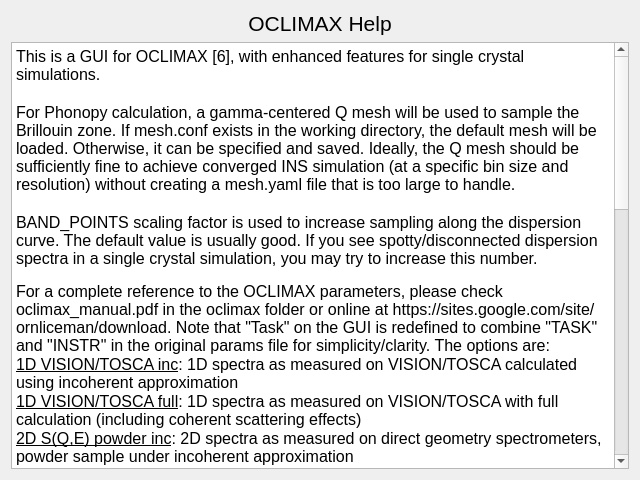
neutrons/inspired, file src/inspired/gui/help_oclimax.ui: the form before one commit.
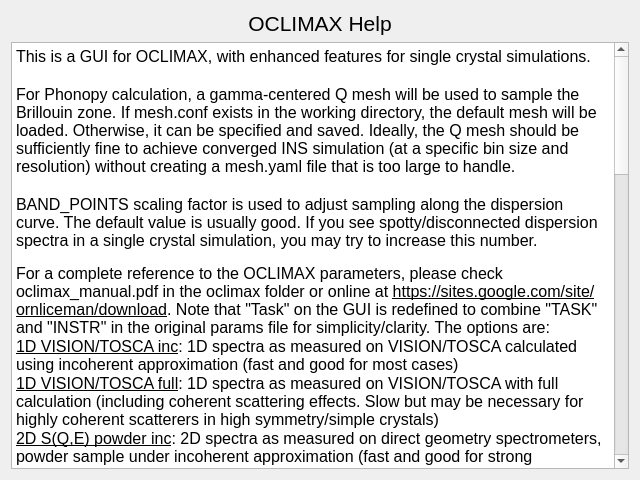
The form after the commit.

The edit to the form file:
```diff
--- a/src/inspired/gui/help_oclimax.ui
+++ b/src/inspired/gui/help_oclimax.ui
@@ -31,20 +31,20 @@
 li.unchecked::marker { content: &quot;\2610&quot;; }
 li.checked::marker { content: &quot;\2612&quot;; }
 &lt;/style&gt;&lt;/head&gt;&lt;body style=&quot; font-family:'Segoe UI'; font-size:9pt; font-weight:400; font-style:normal;&quot;&gt;
-&lt;p style=&quot; margin-top:0px; margin-bottom:0px; margin-left:0px; margin-right:0px; -qt-block-indent:0; text-indent:0px;&quot;&gt;&lt;span style=&quot; font-size:12pt;&quot;&gt;This is a GUI for OCLIMAX [6], with enhanced features for single crystal simulations.&lt;/span&gt;&lt;/p&gt;
+&lt;p style=&quot; margin-top:0px; margin-bottom:0px; margin-left:0px; margin-right:0px; -qt-block-indent:0; text-indent:0px;&quot;&gt;&lt;span style=&quot; font-size:12pt;&quot;&gt;This is a GUI for OCLIMAX, with enhanced features for single crystal simulations.&lt;/span&gt;&lt;/p&gt;
 &lt;p style=&quot;-qt-paragraph-type:empty; margin-top:0px; margin-bottom:0px; margin-left:0px; margin-right:0px; -qt-block-indent:0; text-indent:0px; font-size:12pt;&quot;&gt;&lt;br /&gt;&lt;/p&gt;
 &lt;p style=&quot; margin-top:0px; margin-bottom:0px; margin-left:0px; margin-right:0px; -qt-block-indent:0; text-indent:0px;&quot;&gt;&lt;span style=&quot; font-size:12pt;&quot;&gt;For Phonopy calculation, a gamma-centered Q mesh will be used to sample the Brillouin zone. If mesh.conf exists in the working directory, the default mesh will be loaded. Otherwise, it can be specified and saved. Ideally, the Q mesh should be sufficiently fine to achieve converged INS simulation (at a specific bin size and resolution) without creating a mesh.yaml file that is too large to handle.&lt;/span&gt;&lt;/p&gt;
 &lt;p style=&quot;-qt-paragraph-type:empty; margin-top:0px; margin-bottom:0px; margin-left:0px; margin-right:0px; -qt-block-indent:0; text-indent:0px; font-size:12pt;&quot;&gt;&lt;br /&gt;&lt;/p&gt;
-&lt;p style=&quot; margin-top:0px; margin-bottom:0px; margin-left:0px; margin-right:0px; -qt-block-indent:0; text-indent:0px;&quot;&gt;&lt;span style=&quot; font-size:12pt;&quot;&gt;BAND_POINTS scaling factor is used to increase sampling along the dispersion curve. The default value is usually good. If you see spotty/disconnected dispersion spectra in a single crystal simulation, you may try to increase this number.&lt;/span&gt;&lt;/p&gt;
+&lt;p style=&quot; margin-top:0px; margin-bottom:0px; margin-left:0px; margin-right:0px; -qt-block-indent:0; text-indent:0px;&quot;&gt;&lt;span style=&quot; font-size:12pt;&quot;&gt;BAND_POINTS scaling factor is used to adjust sampling along the dispersion curve. The default value is usually good. If you see spotty/disconnected dispersion spectra in a single crystal simulation, you may try to increase this number.&lt;/span&gt;&lt;/p&gt;
 &lt;p style=&quot;-qt-paragraph-type:empty; margin-top:0px; margin-bottom:0px; margin-left:0px; margin-right:0px; -qt-block-indent:0; text-indent:0px;&quot;&gt;&lt;br /&gt;&lt;/p&gt;
-&lt;p style=&quot; margin-top:0px; margin-bottom:0px; margin-left:0px; margin-right:0px; -qt-block-indent:0; text-indent:0px;&quot;&gt;&lt;span style=&quot; font-size:12pt;&quot;&gt;For a complete reference to the OCLIMAX parameters, please check oclimax_manual.pdf in the oclimax folder or online at https://sites.google.com/site/ornliceman/download. Note that &amp;quot;Task&amp;quot; on the GUI is redefined to combine &amp;quot;TASK&amp;quot; and &amp;quot;INSTR&amp;quot; in the original params file for simplicity/clarity. The options are:&lt;/span&gt;&lt;/p&gt;
-&lt;p style=&quot; margin-top:0px; margin-bottom:0px; margin-left:0px; margin-right:0px; -qt-block-indent:0; text-indent:0px;&quot;&gt;&lt;span style=&quot; font-size:12pt; text-decoration: underline;&quot;&gt;1D VISION/TOSCA inc&lt;/span&gt;&lt;span style=&quot; font-size:12pt;&quot;&gt;: 1D spectra as measured on VISION/TOSCA calculated using incoherent approximation&lt;/span&gt;&lt;/p&gt;
-&lt;p style=&quot; margin-top:0px; margin-bottom:0px; margin-left:0px; margin-right:0px; -qt-block-indent:0; text-indent:0px;&quot;&gt;&lt;span style=&quot; font-size:12pt; text-decoration: underline;&quot;&gt;1D VISION/TOSCA full&lt;/span&gt;&lt;span style=&quot; font-size:12pt;&quot;&gt;: 1D spectra as measured on VISION/TOSCA with full calculation (including coherent scattering effects)&lt;/span&gt;&lt;/p&gt;
-&lt;p style=&quot; margin-top:0px; margin-bottom:0px; margin-left:0px; margin-right:0px; -qt-block-indent:0; text-indent:0px;&quot;&gt;&lt;span style=&quot; font-size:12pt; text-decoration: underline;&quot;&gt;2D S(Q,E) powder inc&lt;/span&gt;&lt;span style=&quot; font-size:12pt;&quot;&gt;: 2D spectra as measured on direct geometry spectrometers, powder sample under incoherent approximation&lt;/span&gt;&lt;/p&gt;
-&lt;p style=&quot; margin-top:0px; margin-bottom:0px; margin-left:0px; margin-right:0px; -qt-block-indent:0; text-indent:0px;&quot;&gt;&lt;span style=&quot; font-size:12pt; text-decoration: underline;&quot;&gt;2D S(Q,E) powder full&lt;/span&gt;&lt;span style=&quot; font-size:12pt;&quot;&gt;: 2D spectra as measured on direct geometry spectrometers, powder sample with full calculation (including coherent scattering effects)&lt;/span&gt;&lt;/p&gt;
+&lt;p style=&quot; margin-top:0px; margin-bottom:0px; margin-left:0px; margin-right:0px; -qt-block-indent:0; text-indent:0px;&quot;&gt;&lt;span style=&quot; font-size:12pt;&quot;&gt;For a complete reference to the OCLIMAX parameters, please check oclimax_manual.pdf in the oclimax folder or online at &lt;/span&gt;&lt;span style=&quot; font-size:12pt; text-decoration: underline;&quot;&gt;https://sites.google.com/site/ornliceman/download&lt;/span&gt;&lt;span style=&quot; font-size:12pt;&quot;&gt;. Note that &amp;quot;Task&amp;quot; on the GUI is redefined to combine &amp;quot;TASK&amp;quot; and &amp;quot;INSTR&amp;quot; in the original params file for simplicity/clarity. The options are:&lt;/span&gt;&lt;/p&gt;
+&lt;p style=&quot; margin-top:0px; margin-bottom:0px; margin-left:0px; margin-right:0px; -qt-block-indent:0; text-indent:0px;&quot;&gt;&lt;span style=&quot; font-size:12pt; text-decoration: underline;&quot;&gt;1D VISION/TOSCA inc&lt;/span&gt;&lt;span style=&quot; font-size:12pt;&quot;&gt;: 1D spectra as measured on VISION/TOSCA calculated using incoherent approximation (fast and good for most cases)&lt;/span&gt;&lt;/p&gt;
+&lt;p style=&quot; margin-top:0px; margin-bottom:0px; margin-left:0px; margin-right:0px; -qt-block-indent:0; text-indent:0px;&quot;&gt;&lt;span style=&quot; font-size:12pt; text-decoration: underline;&quot;&gt;1D VISION/TOSCA full&lt;/span&gt;&lt;span style=&quot; font-size:12pt;&quot;&gt;: 1D spectra as measured on VISION/TOSCA with full calculation (including coherent scattering effects. Slow but may be necessary for highly coherent scatterers in high symmetry/simple crystals)&lt;/span&gt;&lt;/p&gt;
+&lt;p style=&quot; margin-top:0px; margin-bottom:0px; margin-left:0px; margin-right:0px; -qt-block-indent:0; text-indent:0px;&quot;&gt;&lt;span style=&quot; font-size:12pt; text-decoration: underline;&quot;&gt;2D S(Q,E) powder inc&lt;/span&gt;&lt;span style=&quot; font-size:12pt;&quot;&gt;: 2D spectra as measured on direct geometry spectrometers, powder sample under incoherent approximation (fast and good for strong incoherent scatterers)&lt;/span&gt;&lt;/p&gt;
+&lt;p style=&quot; margin-top:0px; margin-bottom:0px; margin-left:0px; margin-right:0px; -qt-block-indent:0; text-indent:0px;&quot;&gt;&lt;span style=&quot; font-size:12pt; text-decoration: underline;&quot;&gt;2D S(Q,E) powder full&lt;/span&gt;&lt;span style=&quot; font-size:12pt;&quot;&gt;: 2D spectra as measured on direct geometry spectrometers, powder sample with full calculation (including coherent scattering effects. Slow but necessary for coherent scatterers in high symmetry/simple crystals)&lt;/span&gt;&lt;/p&gt;
 &lt;p style=&quot; margin-top:0px; margin-bottom:0px; margin-left:0px; margin-right:0px; -qt-block-indent:0; text-indent:0px;&quot;&gt;&lt;span style=&quot; font-size:12pt; text-decoration: underline;&quot;&gt;2D S(Q,E) single crystal&lt;/span&gt;&lt;span style=&quot; font-size:12pt;&quot;&gt;: 2D [&lt;/span&gt;&lt;span style=&quot; font-size:12pt; font-weight:700;&quot;&gt;Q&lt;/span&gt;&lt;span style=&quot; font-size:12pt;&quot;&gt;,E] spectra as measured on direct geometry spectrometers, single crystal coherent scattering&lt;/span&gt;&lt;/p&gt;
 &lt;p style=&quot; margin-top:0px; margin-bottom:0px; margin-left:0px; margin-right:0px; -qt-block-indent:0; text-indent:0px;&quot;&gt;&lt;span style=&quot; font-size:12pt; text-decoration: underline;&quot;&gt;2D S(Q,Q) single crystal&lt;/span&gt;&lt;span style=&quot; font-size:12pt;&quot;&gt;: 2D [&lt;/span&gt;&lt;span style=&quot; font-size:12pt; font-weight:700;&quot;&gt;Qx&lt;/span&gt;&lt;span style=&quot; font-size:12pt;&quot;&gt;,&lt;/span&gt;&lt;span style=&quot; font-size:12pt; font-weight:700;&quot;&gt;Qy&lt;/span&gt;&lt;span style=&quot; font-size:12pt;&quot;&gt;] spectra as measured on direct geometry spectrometers, single crystal coherent scattering&lt;/span&gt;&lt;/p&gt;
-&lt;p style=&quot; margin-top:0px; margin-bottom:0px; margin-left:0px; margin-right:0px; -qt-block-indent:0; text-indent:0px;&quot;&gt;&lt;span style=&quot; font-size:12pt; text-decoration: underline;&quot;&gt;Others (defined in params file)&lt;/span&gt;&lt;span style=&quot; font-size:12pt;&quot;&gt;: Other less common options can be edited manually in the params file. See oclimax_manual for more information.&lt;/span&gt;&lt;/p&gt;
+&lt;p style=&quot; margin-top:0px; margin-bottom:0px; margin-left:0px; margin-right:0px; -qt-block-indent:0; text-indent:0px;&quot;&gt;&lt;span style=&quot; font-size:12pt; text-decoration: underline;&quot;&gt;Others (defined in params file)&lt;/span&gt;&lt;span style=&quot; font-size:12pt;&quot;&gt;: Other less common options can be edited manually in the params file. See oclimax_manual.pdf for more information.&lt;/span&gt;&lt;/p&gt;
 &lt;p style=&quot;-qt-paragraph-type:empty; margin-top:0px; margin-bottom:0px; margin-left:0px; margin-right:0px; -qt-block-indent:0; text-indent:0px; font-size:12pt;&quot;&gt;&lt;br /&gt;&lt;/p&gt;
 &lt;p style=&quot; margin-top:0px; margin-bottom:0px; margin-left:0px; margin-right:0px; -qt-block-indent:0; text-indent:0px;&quot;&gt;&lt;span style=&quot; font-size:12pt;&quot;&gt;Additional parameters to streamline single crystal simulations are provided on the right panel, which are explained below.&lt;/span&gt;&lt;/p&gt;
 &lt;p style=&quot;-qt-paragraph-type:empty; margin-top:0px; margin-bottom:0px; margin-left:0px; margin-right:0px; -qt-block-indent:0; text-indent:0px; font-size:12pt;&quot;&gt;&lt;br /&gt;&lt;/p&gt;
@@ -52,7 +52,9 @@
 &lt;p style=&quot;-qt-paragraph-type:empty; margin-top:0px; margin-bottom:0px; margin-left:0px; margin-right:0px; -qt-block-indent:0; text-indent:0px; font-size:12pt;&quot;&gt;&lt;br /&gt;&lt;/p&gt;
 &lt;p style=&quot; margin-top:0px; margin-bottom:0px; margin-left:0px; margin-right:0px; -qt-block-indent:0; text-indent:0px;&quot;&gt;&lt;span style=&quot; font-size:12pt;&quot;&gt;x-axis can be Q1, Q2, or Q3, and y-axis can be E for S(Q,E) simulations (5th opition in Task), or any other Q for S(Qx,Qy) simulations (6th option in Task).&lt;/span&gt;&lt;/p&gt;
 &lt;p style=&quot;-qt-paragraph-type:empty; margin-top:0px; margin-bottom:0px; margin-left:0px; margin-right:0px; -qt-block-indent:0; text-indent:0px; font-size:12pt;&quot;&gt;&lt;br /&gt;&lt;/p&gt;
-&lt;p style=&quot; margin-top:0px; margin-bottom:0px; margin-left:0px; margin-right:0px; -qt-block-indent:0; text-indent:0px;&quot;&gt;&lt;span style=&quot; font-size:12pt;&quot;&gt;Q_bin and E_bin should be set according to the Task and x/y-axis. For example, if Q1 is chosen for x-axis, then the three numbers in Q1_bin define x-axis as [Qmin, Qstep, Qmax]. If E is chosen for y-axis, the three numbers in E_bin define y-axis as [Emin, Estep, Emax]. In this case, Q2 and Q3 are not associated with any axis, and they are to be (numerically) integrated over the specified ranges. The integration can also be described by three numbers [Qmin, Qstep, Qmax], where Qmin and Qmax define the range of integration, and Qstep is the sampling interval that determines how many samples should be calculated in this range.  For example, the default values [-0.05, 0.05, 0.05] mean that Q2 and Q3 will be integrated within -0.05 and +0.05, with three sampling slices calculated at -0.05, 0.0, +0.05 each (thus nine samples in total for the combination of Q2 and Q3).&lt;/span&gt;&lt;/p&gt;
+&lt;p style=&quot; margin-top:0px; margin-bottom:0px; margin-left:0px; margin-right:0px; -qt-block-indent:0; text-indent:0px;&quot;&gt;&lt;span style=&quot; font-size:12pt;&quot;&gt;Zone Center is given by three integers in the [Q1, Q2, Q3] space, representing the origin of the plot in the integrated dimension(s). For example, if you are making a plot in E (y-axis) vs Q1 (x-axis), then Q2 and Q3 will be integrated in a range, often around some integers. The zone centers in Q2 and Q3 can then be specified as the integers, and the range of integration will be specified in Qbin accordingly (see below). In this case, Q1 can be set as 0 because it is in the x-axis and the range is specified by Qmin and Qmax, but the origin of the x-axis can also be shifted if you choose a nonzero Q1).&lt;/span&gt;&lt;/p&gt;
+&lt;p style=&quot;-qt-paragraph-type:empty; margin-top:0px; margin-bottom:0px; margin-left:0px; margin-right:0px; -qt-block-indent:0; text-indent:0px; font-size:12pt;&quot;&gt;&lt;br /&gt;&lt;/p&gt;
+&lt;p style=&quot; margin-top:0px; margin-bottom:0px; margin-left:0px; margin-right:0px; -qt-block-indent:0; text-indent:0px;&quot;&gt;&lt;span style=&quot; font-size:12pt;&quot;&gt;Q_bin and E_bin should be set according to the Task and x/y-axis. For example, if Q1 is chosen for x-axis, then the three numbers in Q1_bin define x-axis as [Qmin, Qstep, Qmax]. If E is chosen for y-axis, the three numbers in E_bin define y-axis as [Emin, Estep, Emax]. In this case, Q2 and Q3 are not associated with any axis, and they are to be (numerically) integrated over the specified ranges. Here the integration is also described by three numbers [Qmin, Qstep, Qmax], where Qmin and Qmax define the range of integration, and Qstep is the sampling interval that determines how many samples should be calculated in this range.  For example, the default values [-0.05, 0.05, 0.05] mean that Q2 and Q3 will be integrated within -0.05 and +0.05 around the zone center, with three sampling slices calculated at -0.05, 0.0, +0.05 each (thus nine samples in total for the combination of Q2 and Q3). If the integration range is set to be [0,0,0], then no integration will be performed, and a single slice cutting the zone center will be calculated. Note that the zone center is specified in &amp;quot;Zone Center&amp;quot;. It is always preferred to have the Qbin for integration set around zero or within the BZ (i.e., as [-x, step, x] or [0.5-x, step, 0.5+x]), with the integer offset specified in Zone Center. However, it is also possible to set the zone center to be zero, and set the range of integration as [center-x, step, center+x].&lt;/span&gt;&lt;/p&gt;
 &lt;p style=&quot;-qt-paragraph-type:empty; margin-top:0px; margin-bottom:0px; margin-left:0px; margin-right:0px; -qt-block-indent:0; text-indent:0px; font-size:12pt;&quot;&gt;&lt;br /&gt;&lt;/p&gt;
 &lt;p style=&quot; margin-top:0px; margin-bottom:0px; margin-left:0px; margin-right:0px; -qt-block-indent:0; text-indent:0px;&quot;&gt;&lt;span style=&quot; font-size:12pt;&quot;&gt;Parameters can be either edited in the GUI, or loaded from a *.params file. The modified parameters in the GUI should be saved to a *.params file to take effect. This GUI only provides access to the most commonly used parameters. Additional parameters not in the GUI will have to be changed directly in the *.params file before running the INS simulation. The default file name is oclimax.params, but it is recommended to save the file in a unique name (with keywords describing the simulation) so that it is not accidentally overwritten and you can quickly reproduce the simulation in the future.&lt;/span&gt;&lt;/p&gt;&lt;/body&gt;&lt;/html&gt;</string>
      </property>
```
